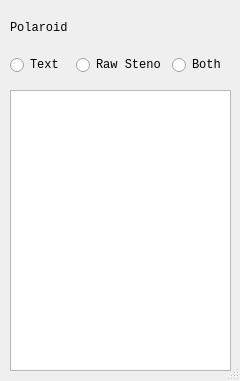
stanographer/plover-polaroid, file plover_polaroid/plover_polaroid.ui: the form before one commit.
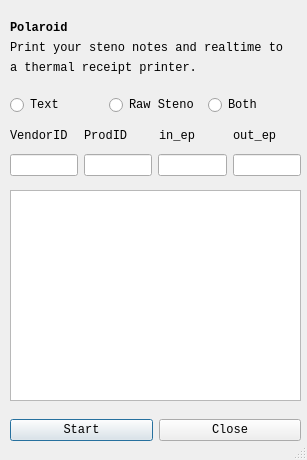
The form after the commit.

The edit to the form file:
```diff
--- a/plover_polaroid/plover_polaroid.ui
+++ b/plover_polaroid/plover_polaroid.ui
@@ -6,8 +6,8 @@
    <rect>
     <x>0</x>
     <y>0</y>
-    <width>240</width>
-    <height>381</height>
+    <width>307</width>
+    <height>460</height>
    </rect>
   </property>
   <property name="sizePolicy">
@@ -36,6 +36,12 @@
      <height>16</height>
     </rect>
    </property>
+   <property name="font">
+    <font>
+     <weight>75</weight>
+     <bold>true</bold>
+    </font>
+   </property>
    <property name="text">
     <string>Polaroid</string>
    </property>
@@ -44,9 +50,9 @@
    <property name="geometry">
     <rect>
      <x>10</x>
-     <y>40</y>
-     <width>221</width>
-     <height>51</height>
+     <y>90</y>
+     <width>291</width>
+     <height>31</height>
     </rect>
    </property>
    <layout class="QHBoxLayout" name="horizontalLayout">
@@ -77,15 +83,131 @@
    <property name="geometry">
     <rect>
      <x>10</x>
-     <y>90</y>
-     <width>221</width>
-     <height>281</height>
+     <y>190</y>
+     <width>291</width>
+     <height>211</height>
     </rect>
    </property>
    <property name="readOnly">
     <bool>true</bool>
    </property>
   </widget>
+  <widget class="QWidget" name="horizontalLayoutWidget_2">
+   <property name="geometry">
+    <rect>
+     <x>10</x>
+     <y>150</y>
+     <width>291</width>
+     <height>31</height>
+    </rect>
+   </property>
+   <layout class="QHBoxLayout" name="horizontalLayout_2">
+    <item>
+     <widget class="QLineEdit" name="_vendor_id"/>
+    </item>
+    <item>
+     <widget class="QLineEdit" name="_prod_id"/>
+    </item>
+    <item>
+     <widget class="QLineEdit" name="_in_ep"/>
+    </item>
+    <item>
+     <widget class="QLineEdit" name="_out_ep"/>
+    </item>
+   </layout>
+  </widget>
+  <widget class="QWidget" name="horizontalLayoutWidget_3">
+   <property name="geometry">
+    <rect>
+     <x>10</x>
+     <y>120</y>
+     <width>291</width>
+     <height>31</height>
+    </rect>
+   </property>
+   <layout class="QHBoxLayout" name="horizontalLayout_3">
+    <item>
+     <widget class="QLabel" name="label_5">
+      <property name="text">
+       <string>VendorID</string>
+      </property>
+     </widget>
+    </item>
+    <item>
+     <widget class="QLabel" name="label_4">
+      <property name="text">
+       <string>ProdID</string>
+      </property>
+     </widget>
+    </item>
+    <item>
+     <widget class="QLabel" name="label_3">
+      <property name="text">
+       <string>in_ep</string>
+      </property>
+     </widget>
+    </item>
+    <item>
+     <widget class="QLabel" name="label_2">
+      <property name="text">
+       <string>out_ep</string>
+      </property>
+     </widget>
+    </item>
+   </layout>
+  </widget>
+  <widget class="QLabel" name="label_6">
+   <property name="geometry">
+    <rect>
+     <x>10</x>
+     <y>40</y>
+     <width>291</width>
+     <height>16</height>
+    </rect>
+   </property>
+   <property name="text">
+    <string>Print your steno notes and realtime to</string>
+   </property>
+  </widget>
+  <widget class="QLabel" name="label_7">
+   <property name="geometry">
+    <rect>
+     <x>10</x>
+     <y>60</y>
+     <width>201</width>
+     <height>16</height>
+    </rect>
+   </property>
+   <property name="text">
+    <string>a thermal receipt printer.</string>
+   </property>
+  </widget>
+  <widget class="QWidget" name="horizontalLayoutWidget_4">
+   <property name="geometry">
+    <rect>
+     <x>10</x>
+     <y>410</y>
+     <width>291</width>
+     <height>41</height>
+    </rect>
+   </property>
+   <layout class="QHBoxLayout" name="horizontalLayout_4">
+    <item>
+     <widget class="QPushButton" name="_start">
+      <property name="text">
+       <string>Start</string>
+      </property>
+     </widget>
+    </item>
+    <item>
+     <widget class="QPushButton" name="_close">
+      <property name="text">
+       <string>Close</string>
+      </property>
+     </widget>
+    </item>
+   </layout>
+  </widget>
  </widget>
  <resources>
   <include location="resources/resources.qrc"/>
```
Left out of the diff: 2 changed lines with no effect on the pictures.
